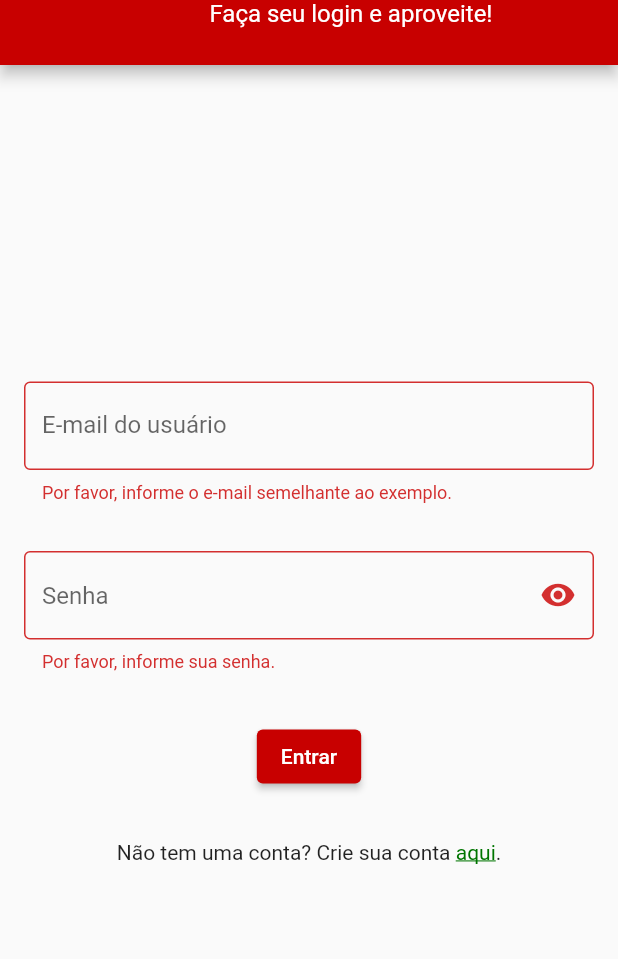
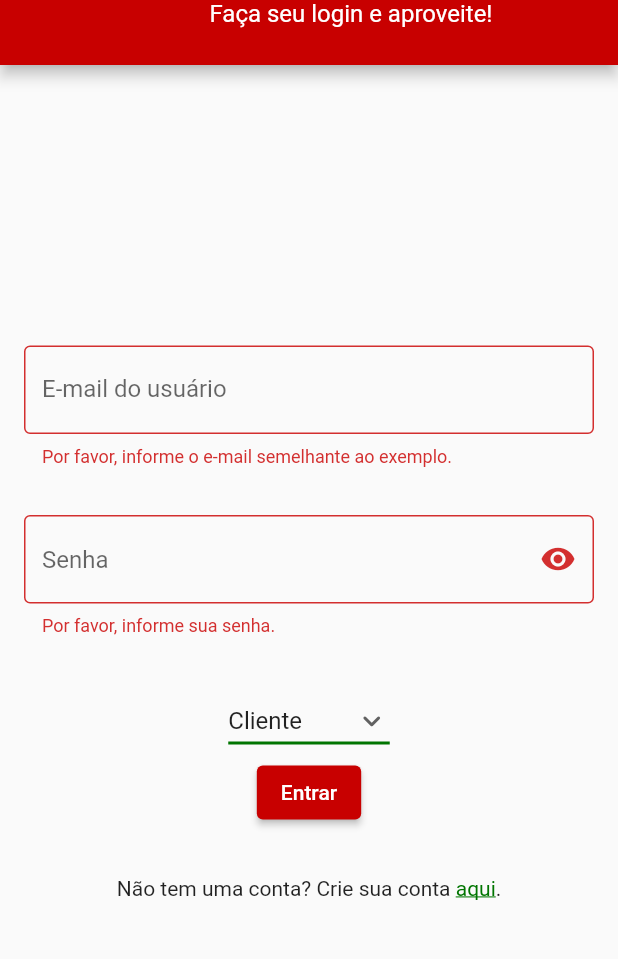
Before and after one commit to guilhermefmmachado/cantina_jit, a Flutter app: the LoginView screen opened directly, after a tap on "Entrar", on a phone screen of 412 x 824 dp, the part 55-1014 px from its top. Run offline on Flutter 3.47's test engine with Material 2 defaults, Android fonts, the phone set to English and light mode, and no system bars; our stand-ins replace flutter_slidable, shared_preferences; accounts and stored records are empty.

Commit message:
feature login funcional

```diff
--- a/lib/views/login.dart
+++ b/lib/views/login.dart
@@ -1,6 +1,11 @@
+import 'dart:convert';
+
 import 'package:cantina_jit/auxiliar-classes/app_color_palette.dart';
+import 'package:cantina_jit/navigations/tabbar.dart';
 import 'package:cantina_jit/views/cadastro/is_atores.dart';
 import 'package:flutter/material.dart';
+import 'package:shared_preferences/shared_preferences.dart';
+import 'package:http/http.dart' as http;
 
 class LoginView extends StatefulWidget {
   const LoginView({Key? key}) : super(key: key);
@@ -9,11 +14,80 @@ class LoginView extends StatefulWidget {
   State<LoginView> createState() => _LoginViewState();
 }
 
-// TODO: Estilizar os campos.
-// ! Atenção aos retornos NULL
 class _LoginViewState extends State<LoginView> {
   final GlobalKey<FormState> _formKey = GlobalKey<FormState>();
+  TextEditingController emailCtl = TextEditingController();
+  TextEditingController senhaCtl = TextEditingController();
   bool _isPasswordFieldObscure = true;
+
+  final List<String> _atores = <String>["Cliente", "Funcionário", "Gerente"];
+  late String _valorAtoresDropdown;
+
+  late bool erro, enviando, sucesso;
+  late String msg;
+
+  String phpUrl =
+      "http://192.168.15.9/projetos_flutter/cantina_jit_backend/controllers/login_ctl.php";
+  // ! CUIDADO AO USAR NA ESCOLA, ERRO DE IP.
+
+  @override
+  void initState() {
+    // TODO: implement initState
+    erro = false;
+    enviando = false;
+    sucesso = false;
+    msg = "";
+    _valorAtoresDropdown = _atores.first;
+    super.initState();
+  }
+
+  Future fazerAutenticacao() async {
+    var response = await http.post(Uri.parse(phpUrl), body: {
+      // $login = new Login($_POST["email"], $_POST["senha"], $_POST["ator"], $condicaoExecucao);
+      "email": emailCtl.text,
+      "senha": senhaCtl.text,
+      "ator": _valorAtoresDropdown,
+    });
+
+    if (response.statusCode == 200) {
+      var data = json.decode(response.body);
+      if (data["erro"]) {
+        setState(() {
+          enviando = false;
+          erro = true;
+          msg = data["msg"];
+        });
+      } else {
+        setState(() {
+          enviando = false;
+          sucesso = true;
+        });
+
+        if (sucesso) {
+          SharedPreferences preferences = await SharedPreferences.getInstance();
+          preferences.setString("email", emailCtl.text);
+
+          Navigator.push(
+            context,
+            MaterialPageRoute(
+              builder: (context) => const Tabbar(),
+            ),
+          );
+        }
+
+        emailCtl.text = "";
+        senhaCtl.text = "";
+      }
+    } else {
+      setState(() {
+        erro = true;
+        msg = "Erro no envio do conteúdo. ${response.statusCode}";
+        enviando = false;
+      });
+    }
+
+    // ! FAZER PHP P/ REMOVER DEAD CODE
+  }
 
   @override
   Widget build(BuildContext context) {
@@ -48,6 +122,8 @@ class _LoginViewState extends State<LoginView> {
             mainAxisAlignment: MainAxisAlignment.center,
             children: <Widget>[
               TextFormField(
+                controller: emailCtl,
+                keyboardType: TextInputType.emailAddress,
                 decoration: const InputDecoration(
                   hintText: "usuario@example.com",
                   labelText: "E-mail do usuário",
@@ -70,6 +146,7 @@ class _LoginViewState extends State<LoginView> {
                 height: 32,
               ),
               TextFormField(
+                controller: senhaCtl,
                 obscureText: _isPasswordFieldObscure,
                 decoration: InputDecoration(
                   hintText: "Senha",
@@ -100,11 +177,33 @@ class _LoginViewState extends State<LoginView> {
               const SizedBox(
                 height: 32,
               ),
+              DropdownButton(
+                value: _valorAtoresDropdown,
+                icon: const Icon(Icons.keyboard_arrow_down_rounded),
+                elevation: 16,
+                underline: Container(
+                  height: 2,
+                  color: AppColorPalette.greenMain,
+                ),
+                items: _atores.map<DropdownMenuItem<String>>((String value) {
+                  return DropdownMenuItem<String>(
+                    value: value,
+                    child: Text(value),
+                  );
+                }).toList(),
+                onChanged: (String? value) {
+                  // Usado quando o usuário selecionar um item
+                  setState(() {
+                    _valorAtoresDropdown = value!;
+                  });
+                },
+              ),
               Center(
                 child: ElevatedButton(
                   onPressed: () {
                     if (_formKey.currentState!.validate()) {
-                      print("Login realizado...");
+                      //print("Login realizado...");
+                      fazerAutenticacao();
                       // * É aqui onde a programação para alterar o BD acontece
                     }
                   },
@@ -126,7 +225,8 @@ class _LoginViewState extends State<LoginView> {
                       Navigator.push(
                         context,
                         MaterialPageRoute(
-                            builder: (context) => const IsClienteFuncionarioGerenteView()),
+                            builder: (context) =>
+                                const IsClienteFuncionarioGerenteView()),
                       );
                     },
                     child: const Text(
--- a/pubspec.yaml
+++ b/pubspec.yaml
@@ -33,6 +33,7 @@ dependencies:
   flutter_slidable: ^2.0.0
   http: ^0.13.5
   intl: ^0.17.0
+  shared_preferences: ^2.0.15
 
 dev_dependencies:
   flutter_lints: ^1.0.0
```
Also changed, not shown: lib/main.dart (+18 -2 lines), pubspec.lock.
